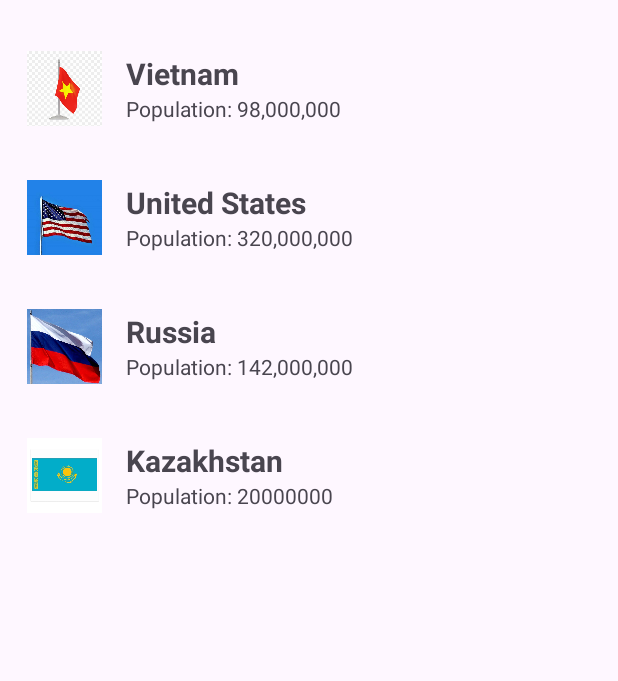
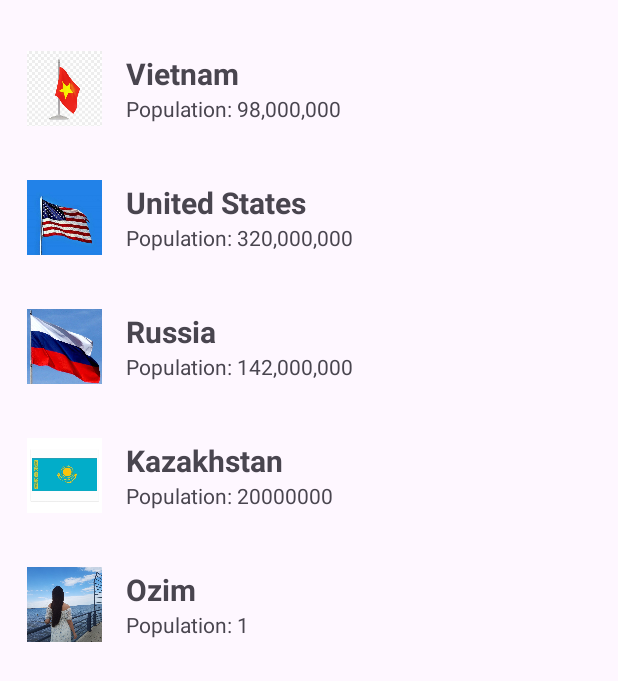
Before and after one commit to Zhyndy/lab06, an Android app: the screen it shows after launch (MainActivity), on a phone screen of 412 x 824 dp. Shown: the top 681 px of the screen. Run offline under Robolectric (Android 15) with nearby library versions, the phone set to English and light mode, and no system bars.

Commit message:
Добавила фото

```diff
--- a/app/src/main/java/com/example/lab06/MainActivity.java
+++ b/app/src/main/java/com/example/lab06/MainActivity.java
@@ -21,6 +21,7 @@ public class MainActivity extends AppCompatActivity {
         countryList.add(new Country("United States", "320,000,000", R.drawable.usa_flag));
         countryList.add(new Country("Russia", "142,000,000", R.drawable.russia_flag));
         countryList.add(new Country("Kazakhstan", "20000000", R.drawable.kazakhstan_flag));
+        countryList.add(new Country("Ozim", "1", R.drawable.ozim_photom));
 
         CountryAdapter CountryAdapter = new CountryAdapter(countryList);
 
--- a/app/src/main/res/values/strings.xml
+++ b/app/src/main/res/values/strings.xml
@@ -1,5 +1,5 @@
 <resources>
-    <string name="app_name">Country and Flag</string>
+    <string name="app_name">Елдер және Тулар</string>
 
 
 </resources>
```
Also changed, not shown: app/src/main/res/drawable/ozim_photom.jpeg (added).
